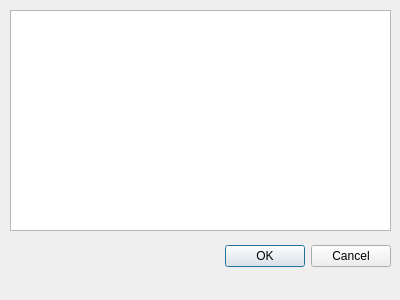
snailccc/Forum, file comment.ui: the form before one commit.
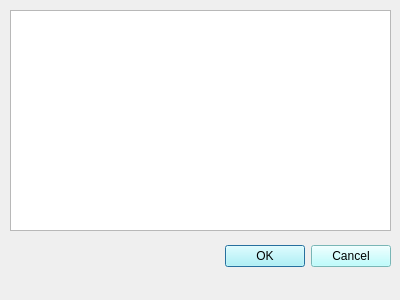
The form after the commit.

Commit message: change the style form

Patch:
```diff
--- a/comment.ui
+++ b/comment.ui
@@ -22,6 +22,9 @@
      <height>32</height>
     </rect>
    </property>
+   <property name="styleSheet">
+    <string notr="true">background-color: rgb(170, 255, 255);</string>
+   </property>
    <property name="orientation">
     <enum>Qt::Horizontal</enum>
    </property>
```
The commit also changes 15 other files.
